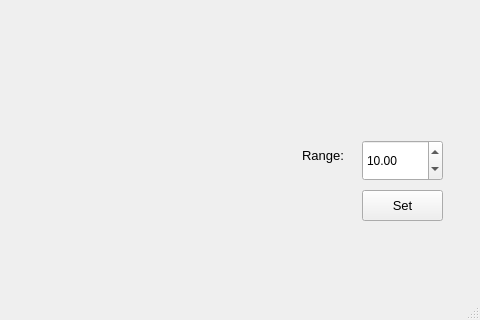
Before: the Qt Designer form QuadraticGraph/mainwindow.ui in FrostByte266/wgrigor-graphing, drawn with Qt 5; both pictures show x 758 to 1238 and y 357 to 677 of the 1238 by 677 pixel window.
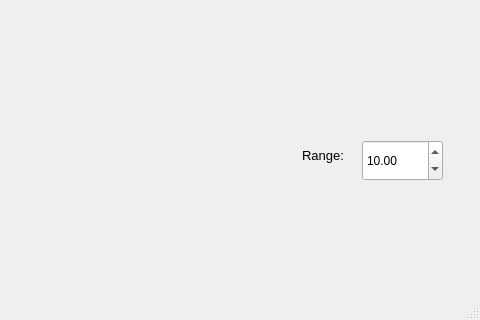
After: the same form once the commit is applied. Custom widgets are drawn as their Qt base class.

```diff
--- a/QuadraticGraph/mainwindow.ui
+++ b/QuadraticGraph/mainwindow.ui
@@ -160,24 +160,6 @@
      <string>Range:</string>
     </property>
    </widget>
-   <widget class="QPushButton" name="setRange">
-    <property name="geometry">
-     <rect>
-      <x>1120</x>
-      <y>530</y>
-      <width>81</width>
-      <height>31</height>
-     </rect>
-    </property>
-    <property name="font">
-     <font>
-      <pointsize>10</pointsize>
-     </font>
-    </property>
-    <property name="text">
-     <string>Set</string>
-    </property>
-   </widget>
    <widget class="QLabel" name="labelA">
     <property name="geometry">
      <rect>
```
